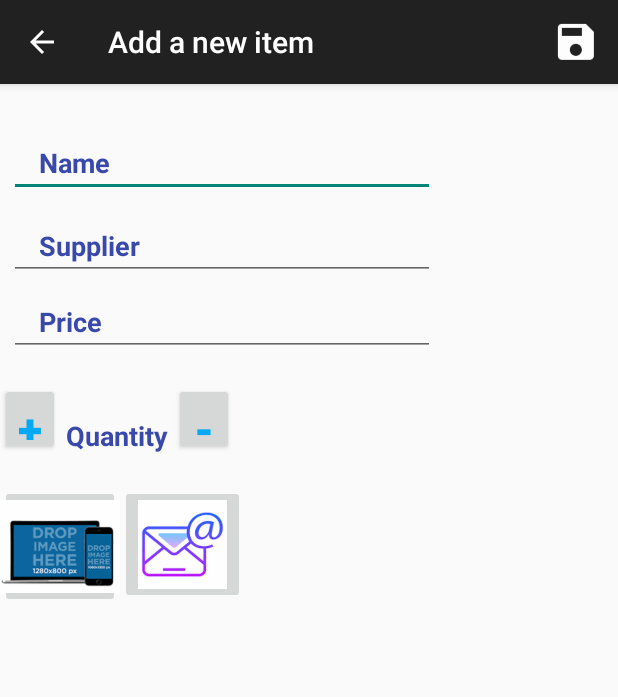
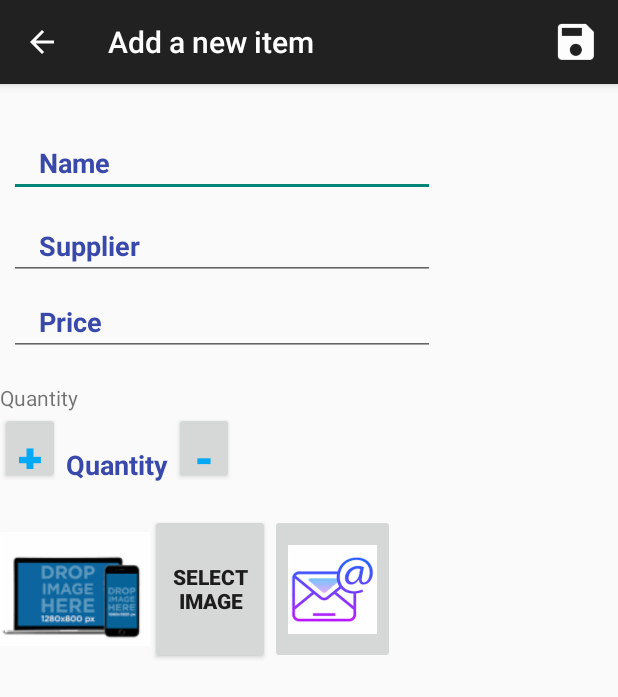
Before and after one commit to Patzam/Inventory4, an Android app: the EditorActivity screen opened directly, with no data from a screen before it, on a phone screen of 412 x 824 dp. Shown: the top 697 px of the screen. Run offline under Robolectric (Android 15) with nearby library versions, the phone set to English and light mode, and no system bars; our stand-ins replace Picasso.

Commit message:
Changes to EditorActivity.java and activity_editor.xml

```diff
--- a/app/src/main/java/com/example/android/inventory4/EditorActivity.java
+++ b/app/src/main/java/com/example/android/inventory4/EditorActivity.java
@@ -90,9 +90,8 @@ public class EditorActivity extends AppCompatActivity implements
             getLoaderManager().initLoader(EXISTING_STOCK_LOADER, null, this);
         }
 
-        imageView = (ImageView) findViewById(R.id.image);
-        selectImage = (Button) findViewById(R.id.edit_item_image);
-        //selectImage.setOnClickListener(this);
+        imageView = (ImageView) findViewById(R.id.drop_image);
+        selectImage = (Button) findViewById(R.id.select_image);
         imageView.setImageURI(null);
 
 
@@ -176,6 +175,7 @@ public class EditorActivity extends AppCompatActivity implements
         // Create a ContentValues object where column names are the keys,
         // and stock attributes from the editor are the values.
         ContentValues values = new ContentValues();
+        values.put(StockEntry._ID, nameString);
         values.put(StockEntry.COLUMN_STOCK_NAME, nameString);
         values.put(StockEntry.COLUMN_STOCK_SUPPLIER, supplierString);
         values.put(StockEntry.COLUMN_STOCK_PRICE, priceString);
--- a/app/src/main/java/com/example/android/inventory4/MerchandiseActivity.java
+++ b/app/src/main/java/com/example/android/inventory4/MerchandiseActivity.java
@@ -71,10 +71,10 @@ public class MerchandiseActivity extends AppCompatActivity implements LoaderMana
     private void insertStock() {
         ContentValues values = new ContentValues();
         values.put(StockEntry.COLUMN_STOCK_NAME, "Star Trek Action Figure");
-        values.put(StockEntry.COLUMN_STOCK_PRICE, "17.49");
+        values.put(StockEntry.COLUMN_STOCK_PRICE, "17");
         values.put(StockEntry.COLUMN_STOCK_QUANTITY, "20");
         values.put(StockEntry.COLUMN_STOCK_SUPPLIER, "Target");
-        values.put(StockEntry.COLUMN_STOCK_IMAGE, "");
+        values.put(StockEntry.COLUMN_STOCK_IMAGE, "startrekactionfigure");
 
         Uri newUri = getContentResolver().insert(StockEntry.CONTENT_URI,
                 values);
--- a/app/src/main/java/com/example/android/inventory4/StockCursorAdapter.java
+++ b/app/src/main/java/com/example/android/inventory4/StockCursorAdapter.java
@@ -9,9 +9,9 @@ import android.text.TextUtils;
 import android.view.LayoutInflater;
 import android.view.View;
 import android.view.ViewGroup;
+import android.widget.Button;
 import android.widget.CursorAdapter;
 import android.widget.ImageButton;
-import android.widget.ImageView;
 import android.widget.TextView;
 import android.widget.Toast;
 
@@ -47,17 +47,13 @@ public class StockCursorAdapter extends CursorAdapter {
         //Find individual views that we want to modify in the list item layout
         TextView nameTextView = (TextView) view.findViewById(R.id.toy_name);
         TextView supplierTextView = (TextView) view.findViewById(price);
-        ImageView merchandisePhoto = (ImageView) view.findViewById(R.id.toy_image);
+        Button merchandisePhoto = (Button) view.findViewById(R.id.select_image);
         TextView quantityTextView = (TextView) view.findViewById(R.id.current_quantity);
         ImageButton saleButton = (ImageButton) view.findViewById(R.id.green_sale_bag_button);
 
-        ImageView emailImage = (ImageView) view.findViewById(R.id.email);
+        ImageButton emailImage = (ImageButton) view.findViewById(R.id.email);
 
         //find the columns of stock attributes
-        int saleColumnIndex = cursor.getColumnIndex(StockEntry.COLUMN_STOCK_SALE);
-        int nameColumnIndex = cursor.getColumnIndex(StockEntry.COLUMN_STOCK_NAME);
-        int supplierColumnIndex = cursor.getColumnIndex(StockEntry.COLUMN_STOCK_SUPPLIER);
-        final int imageColumnIndex = cursor.getColumnIndex(StockEntry.COLUMN_STOCK_IMAGE);
         int quantityColumnIndex = cursor.getColumnIndex(StockEntry.COLUMN_STOCK_QUANTITY);
         int priceColumnIndex = cursor.getColumnIndex(StockEntry.COLUMN_STOCK_PRICE);
 
@@ -70,7 +66,6 @@ public class StockCursorAdapter extends CursorAdapter {
         final int stockQuantity = cursor.getInt(COLUMN_INDEX_QUANTITY);
 
         Uri imageUri = Uri.parse(cursor.getString(COLUMN_INDEX_IMAGE));
-        merchandisePhoto.setImageURI(imageUri);
 
         int quantity = cursor.getInt(quantityColumnIndex);
         quantityTextView.setText("quantity : " + quantity + "");
@@ -90,11 +85,13 @@ public class StockCursorAdapter extends CursorAdapter {
                 @Override
                 public void onClick(View v) {
                     ContentValues contentValues = new ContentValues();
-
                     contentValues.put(StockEntry.COLUMN_STOCK_QUANTITY, newQuantity - 1);
                     Toast.makeText(context, newQuantity + "", Toast.LENGTH_SHORT).show();
                     //context.getContentResolver().notifyChange(Uri, null);
                     //context.getContentResolver().update;
+                    //or
+                    //ContentResolver resolver = view.getConext().getContentResolver();
+                    //resolver.update(uri, values, null, null);
 
                 }
 
--- a/app/src/main/res/layout/activity_editor.xml
+++ b/app/src/main/res/layout/activity_editor.xml
@@ -45,7 +45,6 @@
                 android:id="@+id/edit_item_supplier"
                 android:layout_width="284dp"
                 android:layout_height="wrap_content"
-                android:layout_below="@+id/edit_item_name"
                 android:hint="@string/hint_item_supplier"
                 android:textColorHint="#3949AB"
                 android:textStyle="bold"
@@ -85,7 +84,6 @@
                 android:id="@+id/edit_item_price"
                 android:layout_width="284dp"
                 android:layout_height="wrap_content"
-                android:layout_below="@+id/edit_item_supplier"
                 android:hint="@string/hint_item_price"
                 android:paddingLeft="20dp"
                 android:textColorHint="#3949AB"
@@ -94,10 +92,17 @@
         </LinearLayout>
     </LinearLayout>
 
+    <TextView
+        android:id="@+id/textView"
+        android:layout_width="match_parent"
+        android:layout_height="wrap_content"
+        android:text="Quantity"/>
+
+
     <LinearLayout
+        android:id="@+id/imageselector"
         android:layout_width="wrap_content"
         android:layout_height="wrap_content"
-        android:layout_below="@+id/cost"
         android:orientation="horizontal">
 
         <Button
@@ -131,26 +136,34 @@
     </LinearLayout>
 
     <LinearLayout
-        android:layout_width="wrap_content"
-        android:layout_height="wrap_content"
-        android:layout_marginTop="20dp"
-        android:layout_below="@+id/edit_item_quantity"
-        android:orientation="horizontal">
+        android:layout_width="match_parent"
+        android:layout_height="match_parent"
+        android:layout_marginTop="20dp">
 
-        <ImageButton
-            android:id="@+id/toy_image"
+        <ImageView
+            android:id="@+id/drop_image"
+            android:layout_width="100dp"
+            android:layout_height="100dp"
+            android:src="@drawable/dropimage" />
+
+        <Button
+            android:id="@+id/select_image"
             android:layout_width="80dp"
-            android:layout_height="wrap_content"
-            android:src="@drawable/dropimage"/>
+            android:layout_height="100dp"
+            android:text="Select Image"
+            android:textAlignment="center"
+            android:textSize="14sp"
+            android:textStyle="bold" />
+
 
         <ImageButton
             android:id="@+id/email"
             android:layout_width="wrap_content"
-            android:layout_height="wrap_content"
-            android:layout_below="@+id/edit_item_image"
+            android:layout_height="100dp"
             android:src="@drawable/email" />
+
 
     </LinearLayout>
 
 
-</LinearLayout>
+    </LinearLayout>
--- a/app/src/main/res/layout/list_item.xml
+++ b/app/src/main/res/layout/list_item.xml
@@ -61,6 +61,7 @@
             android:id="@+id/green_sale_bag_button"
             android:layout_width="wrap_content"
             android:layout_height="wrap_content"
+            android:focusable="false"
             android:src="@drawable/greensalebag" />
 
     </LinearLayout>
```
